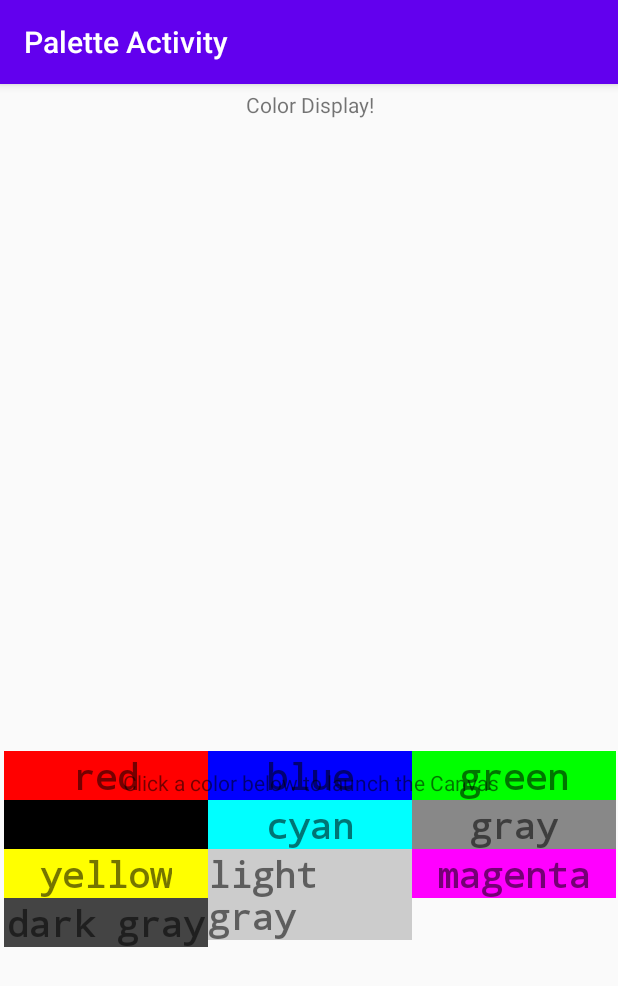
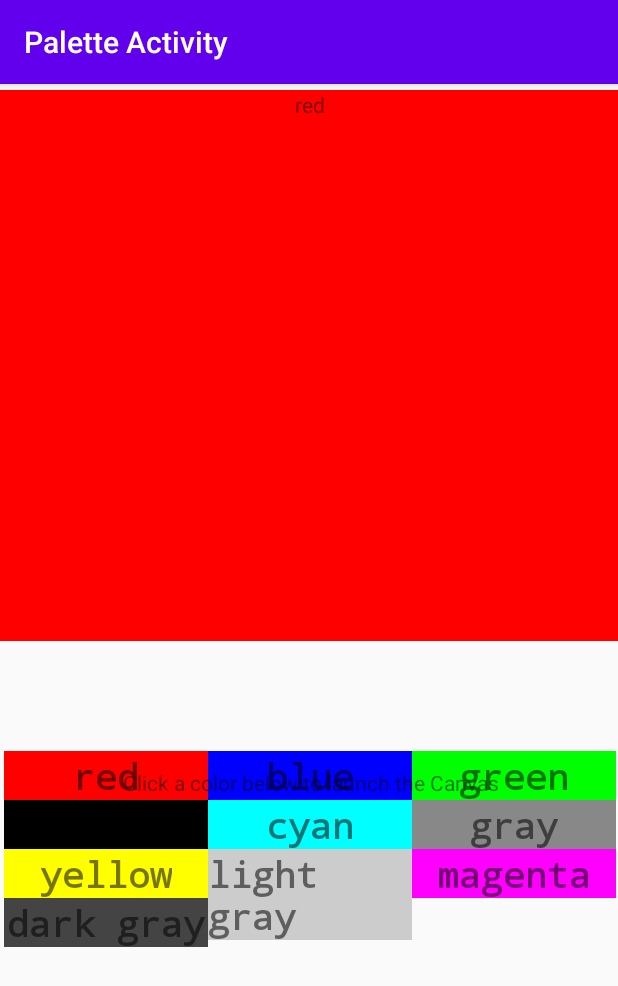
Before and after one commit to Dan-Burke-P/ColorPallete, an Android app: the screen it shows after launch (MainActivity), after a tap on "red", on a phone screen of 412 x 824 dp. Shown: the top 986 px of the screen. Run offline under Robolectric (Android 15) with nearby library versions, the phone set to English and light mode, and no system bars.

```diff
--- a/app/src/main/java/edu/temple/colorpallete/CanvasFragment.java
+++ b/app/src/main/java/edu/temple/colorpallete/CanvasFragment.java
@@ -9,17 +9,23 @@ import android.util.Log;
 import android.view.LayoutInflater;
 import android.view.View;
 import android.view.ViewGroup;
+import android.widget.TextView;
 
 public class CanvasFragment extends Fragment {
 
+    View v;
+    TextView t;
     @Override
     public View onCreateView(LayoutInflater inflater, ViewGroup container,
                              Bundle savedInstanceState) {
-        // Inflate the layout for this fragment
-        return inflater.inflate(R.layout.fragment_canvas, container, false);
+        v = inflater.inflate(R.layout.fragment_canvas, container, false);
+        t = v.findViewById(R.id.ColorDisplay);
+        return v;
     }
 
     public void updateColor(ColorObject colorObject){
         Log.println(Log.ASSERT,"tag", colorObject.name);
+        t.setText(colorObject.name);
+        v.setBackgroundColor(colorObject.color);
     }
 }
--- a/app/src/main/res/layout/fragment_canvas.xml
+++ b/app/src/main/res/layout/fragment_canvas.xml
@@ -10,7 +10,6 @@
         android:id="@+id/ColorDisplay"
         android:layout_width="wrap_content"
         android:layout_height="wrap_content"
-        android:text="Color Display!"
         app:layout_constraintEnd_toEndOf="parent"
         app:layout_constraintStart_toStartOf="parent"
         app:layout_constraintTop_toTopOf="parent" />
```
